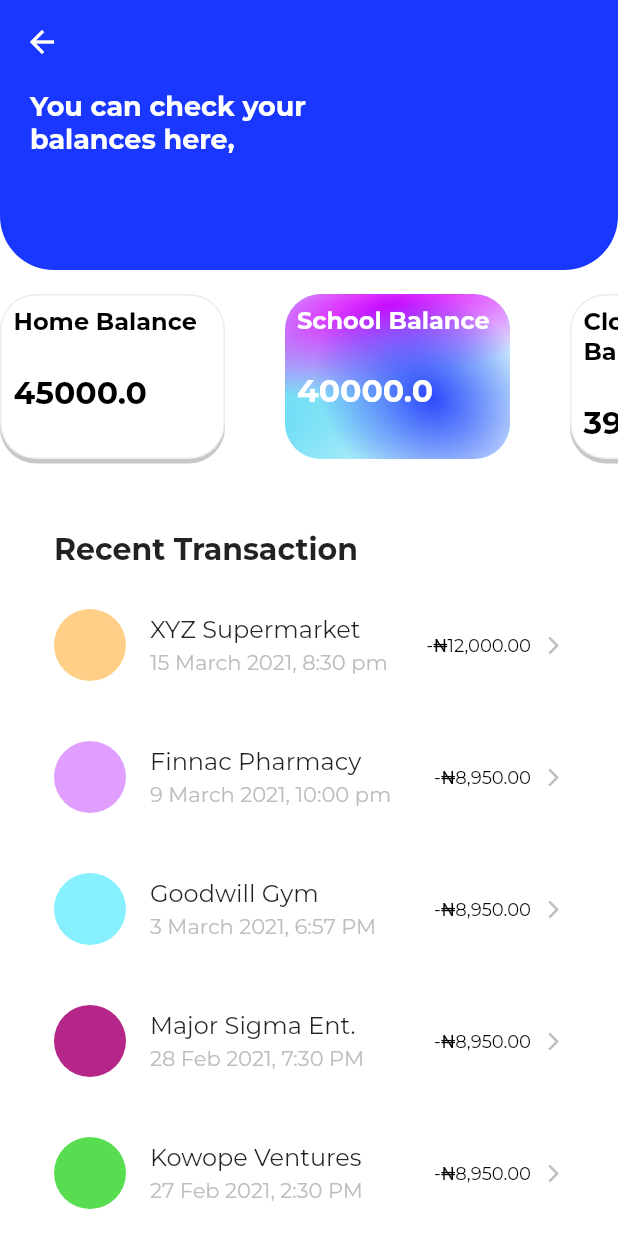
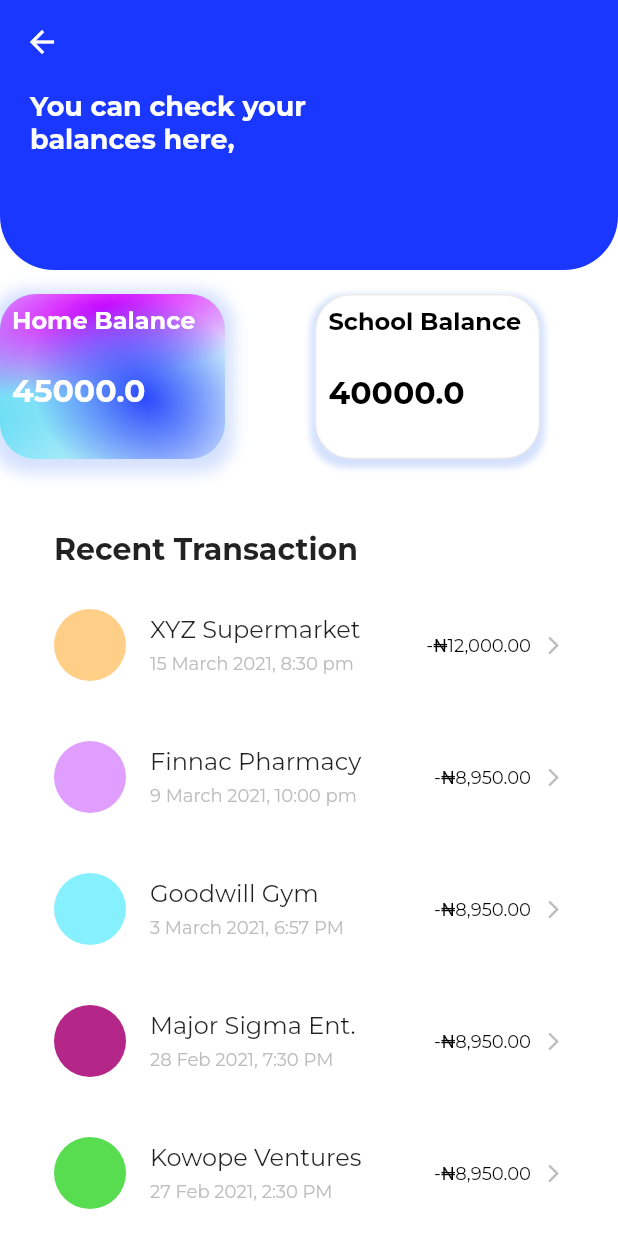
Before and after one commit to majorsigma/app_task, a Flutter app: the BalancesScreen screen opened directly, on a phone screen of 412 x 824 dp. Run offline on Flutter 3.47's test engine with Material 2 defaults, Android fonts, the phone set to English and light mode, and no system bars; our stand-ins replace flutter_svg; project files that could hold a hidden picture were left out.

Commit message:
Minor imporvements

```diff
--- a/lib/pages/balances_page.dart
+++ b/lib/pages/balances_page.dart
@@ -105,6 +105,7 @@ class _BalancesScreenState extends State<BalancesScreen> {
                           subtitle: Text(
                             listOfTransactions[index].date,
                             style: TextStyle(
+                              fontSize: 12,
                               color: Colors.grey.shade400,
                             ),
                           ),
--- a/lib/pages/widgets/custom_prices.dart
+++ b/lib/pages/widgets/custom_prices.dart
@@ -12,7 +12,7 @@ class CustomPrices extends StatefulWidget {
 }
 
 class _CustomPricesState extends State<CustomPrices> {
-  int? selectedIndex = 1;
+  int? selectedIndex = 0;
 
   @override
   void initState() {
@@ -48,14 +48,25 @@ class _CustomPricesState extends State<CustomPrices> {
                       boxShadow: const [
                         BoxShadow(
                           offset: Offset(0, 3),
-                          color: Color(0xFFC7C7C7),
+                          color: Color(0x405988F8),
+                          blurRadius: 3,
+                          spreadRadius: 3,
                         )
                       ],
                     )
                   : BoxDecoration(
                       color: kLightGreen,
                       borderRadius: BorderRadius.circular(24),
+                      boxShadow: const [
+                        BoxShadow(
+                          offset: Offset(0, 3),
+                          color: Color(0x405988F8),
+                          blurRadius: 8,
+                          spreadRadius: 6,
+                        )
+                      ],
                       image: DecorationImage(
+
                         fit: BoxFit.cover,
                         alignment: Alignment.center,
                         scale: 2,
@@ -93,7 +104,7 @@ class _CustomPricesState extends State<CustomPrices> {
           );
         },
         separatorBuilder: (context, index) {
-          return const SizedBox(width: 40);
+          return const SizedBox(width: 60);
         },
         itemCount: 3,
       ),
```
